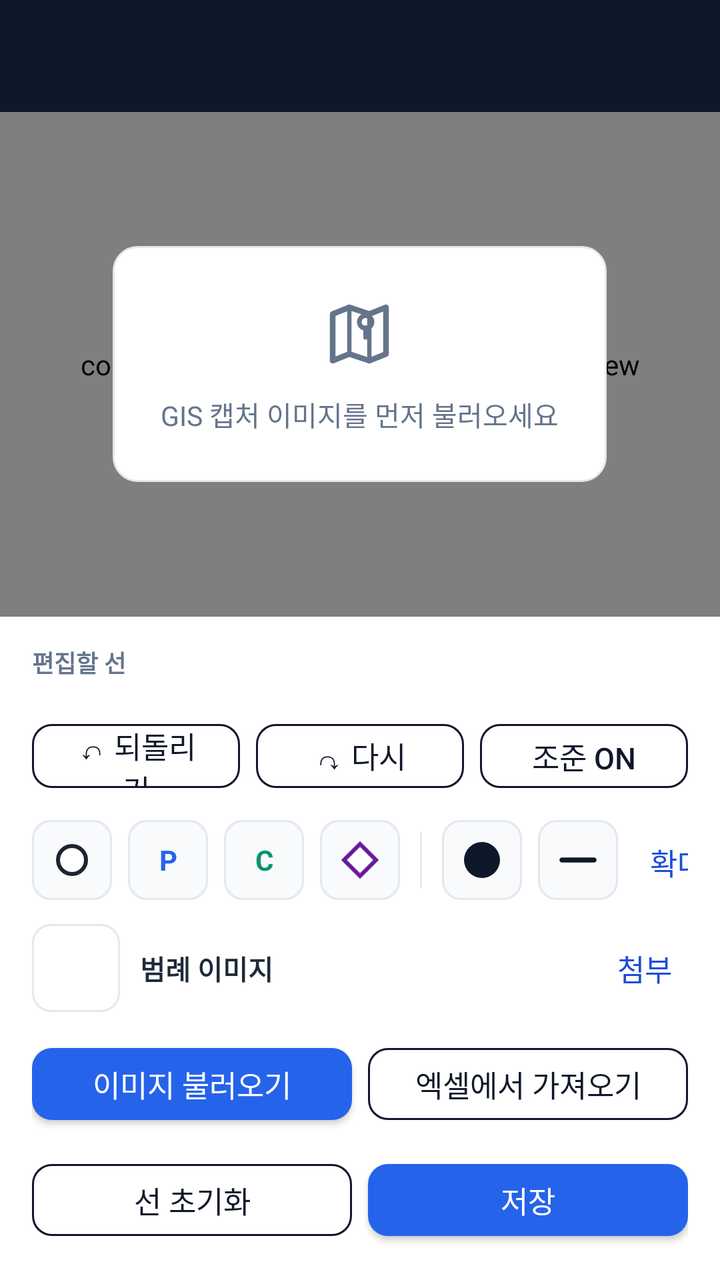
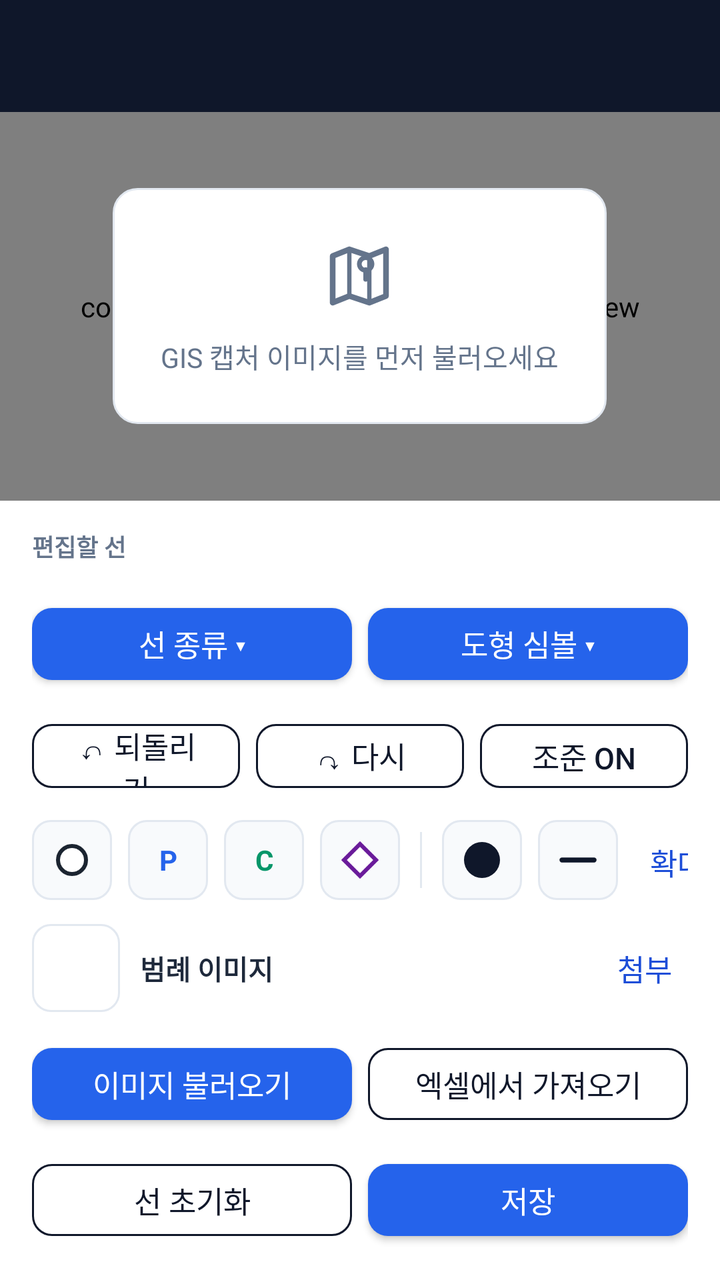

Compare the two renders of this Android layout. The source of the first and the diff that turns it into the second are given below.
<!-- AndroidManifest.xml: activity theme Theme.Jijang -->
<!-- res/layout/activity_diagram_edit.xml -->
<?xml version="1.0" encoding="utf-8"?>
<LinearLayout xmlns:android="http://schemas.android.com/apk/res/android"
    xmlns:app="http://schemas.android.com/apk/res-auto"
    android:layout_width="match_parent"
    android:layout_height="match_parent"
    android:orientation="vertical"
    android:background="@color/background">

    <androidx.appcompat.widget.Toolbar
        android:id="@+id/toolbar"
        android:layout_width="match_parent"
        android:layout_height="?attr/actionBarSize"
        android:background="@color/primary"
        app:titleTextColor="@color/on_primary" />

    <FrameLayout
        android:layout_width="match_parent"
        android:layout_height="0dp"
        android:layout_weight="1">

        <com.thkim.jijang.ui.diagram.RouteEditorView
            android:id="@+id/routeEditorView"
            android:layout_width="match_parent"
            android:layout_height="match_parent"
            android:background="@color/surface" />

        <LinearLayout
            android:id="@+id/textNoImage"
            android:layout_width="wrap_content"
            android:layout_height="wrap_content"
            android:layout_gravity="center"
            android:gravity="center"
            android:orientation="vertical"
            android:background="@drawable/bg_card_notice"
            android:padding="24dp">

            <ImageView
                android:layout_width="40dp"
                android:layout_height="40dp"
                android:contentDescription="@null"
                android:src="@drawable/ic_menu_map"
                app:tint="@color/text_secondary" />

            <TextView
                android:layout_width="wrap_content"
                android:layout_height="wrap_content"
                android:layout_marginTop="10dp"
                android:gravity="center"
                android:text="GIS 캡처 이미지를 먼저 불러오세요"
                android:textColor="@color/text_secondary"
                android:textSize="13.5sp" />
        </LinearLayout>
    </FrameLayout>

    <LinearLayout
        android:layout_width="match_parent"
        android:layout_height="wrap_content"
        android:background="@color/surface"
        android:orientation="vertical"
        android:paddingHorizontal="16dp"
        android:paddingTop="14dp"
        android:paddingBottom="16dp">

        <TextView
            android:layout_width="wrap_content"
            android:layout_height="wrap_content"
            android:layout_marginBottom="6dp"
            android:text="편집할 선"
            android:textColor="@color/text_secondary"
            android:textSize="12sp"
            android:textStyle="bold" />

        <HorizontalScrollView
            android:layout_width="match_parent"
            android:layout_height="wrap_content"
            android:scrollbars="none">

            <LinearLayout
                android:id="@+id/containerLineChips"
                android:layout_width="wrap_content"
                android:layout_height="wrap_content"
                android:gravity="center_vertical"
                android:orientation="horizontal" />
        </HorizontalScrollView>

        
        <LinearLayout
            android:layout_width="match_parent"
            android:layout_height="wrap_content"
            android:layout_marginTop="10dp"
            android:gravity="center_vertical"
            android:orientation="horizontal">

            <com.google.android.material.button.MaterialButton
                android:id="@+id/buttonUndo"
                style="@style/Widget.Jijang.Button.Outlined"
                android:layout_width="0dp"
                android:layout_height="44dp"
                android:layout_marginEnd="8dp"
                android:layout_weight="1"
                android:enabled="false"
                android:minHeight="0dp"
                android:paddingVertical="0dp"
                android:text="↶ 되돌리기" />

            <com.google.android.material.button.MaterialButton
                android:id="@+id/buttonRedo"
                style="@style/Widget.Jijang.Button.Outlined"
                android:layout_width="0dp"
                android:layout_height="44dp"
                android:layout_marginEnd="8dp"
                android:layout_weight="1"
                android:enabled="false"
                android:minHeight="0dp"
                android:paddingVertical="0dp"
                android:text="↷ 다시" />

            <com.google.android.material.button.MaterialButton
                android:id="@+id/buttonAim"
                style="@style/Widget.Jijang.Button.Outlined"
                android:layout_width="0dp"
                android:layout_height="44dp"
                android:layout_weight="1"
                android:minHeight="0dp"
                android:paddingVertical="0dp"
                android:text="조준 ON" />
        </LinearLayout>

        <HorizontalScrollView
            android:layout_width="match_parent"
            android:layout_height="wrap_content"
            android:layout_marginTop="10dp"
            android:scrollbars="none">

            <LinearLayout
                android:layout_width="wrap_content"
                android:layout_height="wrap_content"
                android:gravity="center_vertical"
                android:orientation="horizontal">

                <ImageButton
                    android:id="@+id/buttonShapePlain"
                    android:layout_width="40dp"
                    android:layout_height="40dp"
                    android:layout_marginEnd="8dp"
                    android:background="@drawable/bg_toolbar_toggle"
                    android:contentDescription="일반 경로점"
                    android:padding="9dp"
                    android:src="@drawable/ic_shape_plain" />

                <TextView
                    android:id="@+id/buttonShapeEnclosure"
                    android:layout_width="40dp"
                    android:layout_height="40dp"
                    android:layout_marginEnd="8dp"
                    android:background="@drawable/bg_toolbar_toggle"
                    android:contentDescription="함체"
                    android:gravity="center"
                    android:text="P"
                    android:textColor="@color/badge_blue"
                    android:textStyle="bold" />

                <TextView
                    android:id="@+id/buttonShapePole"
                    android:layout_width="40dp"
                    android:layout_height="40dp"
                    android:layout_marginEnd="8dp"
                    android:background="@drawable/bg_toolbar_toggle"
                    android:contentDescription="전주"
                    android:gravity="center"
                    android:text="C"
                    android:textColor="@color/status_ok"
                    android:textStyle="bold" />

                <ImageButton
                    android:id="@+id/buttonShapeConnection"
                    android:layout_width="40dp"
                    android:layout_height="40dp"
                    android:layout_marginEnd="10dp"
                    android:background="@drawable/bg_toolbar_toggle"
                    android:contentDescription="접속점"
                    android:padding="9dp"
                    android:src="@drawable/ic_shape_connection" />

                <View
                    android:layout_width="1dp"
                    android:layout_height="28dp"
                    android:layout_marginEnd="10dp"
                    android:background="@color/line" />

                <ImageButton
                    android:id="@+id/buttonLineColor"
                    android:layout_width="40dp"
                    android:layout_height="40dp"
                    android:layout_marginEnd="8dp"
                    android:background="@drawable/bg_toolbar_toggle"
                    android:contentDescription="선 색상"
                    android:padding="11dp"
                    android:src="@drawable/bg_icon_badge" />

                <ImageButton
                    android:id="@+id/buttonLineDashed"
                    android:layout_width="40dp"
                    android:layout_height="40dp"
                    android:layout_marginEnd="8dp"
                    android:background="@drawable/bg_toolbar_toggle"
                    android:contentDescription="선 종류"
                    android:padding="9dp"
                    android:src="@drawable/ic_line_style_solid" />

                <com.google.android.material.button.MaterialButton
                    android:id="@+id/buttonResetZoom"
                    style="@style/Widget.Jijang.Button.Text"
                    android:layout_width="wrap_content"
                    android:layout_height="40dp"
                    android:minWidth="0dp"
                    android:text="확대 초기화" />

                <com.google.android.material.button.MaterialButton
                    android:id="@+id/buttonHideOtherLines"
                    style="@style/Widget.Jijang.Button.Text"
                    android:layout_width="wrap_content"
                    android:layout_height="40dp"
                    android:minWidth="0dp"
                    android:text="다른 선 숨기기" />
            </LinearLayout>
        </HorizontalScrollView>

        <LinearLayout
            android:layout_width="match_parent"
            android:layout_height="wrap_content"
            android:layout_marginTop="10dp"
            android:gravity="center_vertical"
            android:orientation="horizontal">

            <ImageView
                android:id="@+id/imageLegendThumb"
                android:layout_width="44dp"
                android:layout_height="44dp"
                android:background="@drawable/bg_input_field"
                android:contentDescription="@null"
                android:scaleType="centerCrop"
                android:src="@drawable/ic_menu_map" />

            <TextView
                android:layout_width="0dp"
                android:layout_height="wrap_content"
                android:layout_marginStart="10dp"
                android:layout_weight="1"
                android:text="범례 이미지"
                android:textColor="@color/text_primary"
                android:textSize="13.5sp"
                android:textStyle="bold" />

            <com.google.android.material.button.MaterialButton
                android:id="@+id/buttonPickLegend"
                style="@style/Widget.Jijang.Button.Text"
                android:layout_width="wrap_content"
                android:layout_height="wrap_content"
                android:minWidth="0dp"
                android:text="첨부" />

            <com.google.android.material.button.MaterialButton
                android:id="@+id/buttonRemoveLegend"
                style="@style/Widget.Jijang.Button.Text"
                android:layout_width="wrap_content"
                android:layout_height="wrap_content"
                android:minWidth="0dp"
                android:text="제거"
                android:textColor="@color/status_warn"
                android:visibility="gone" />
        </LinearLayout>

        <LinearLayout
            android:layout_width="match_parent"
            android:layout_height="wrap_content"
            android:layout_marginTop="10dp"
            android:orientation="horizontal">

            <com.google.android.material.button.MaterialButton
                android:id="@+id/buttonPickImage"
                android:layout_width="0dp"
                android:layout_height="wrap_content"
                android:layout_weight="1"
                android:layout_marginEnd="8dp"
                android:text="이미지 불러오기" />

            <com.google.android.material.button.MaterialButton
                android:id="@+id/buttonPickFromExcel"
                style="@style/Widget.Jijang.Button.Outlined"
                android:layout_width="0dp"
                android:layout_height="wrap_content"
                android:layout_weight="1"
                android:text="엑셀에서 가져오기" />
        </LinearLayout>

        <LinearLayout
            android:layout_width="match_parent"
            android:layout_height="wrap_content"
            android:layout_marginTop="10dp"
            android:orientation="horizontal">

            <com.google.android.material.button.MaterialButton
                android:id="@+id/buttonClear"
                style="@style/Widget.Jijang.Button.Outlined"
                android:layout_width="0dp"
                android:layout_height="wrap_content"
                android:layout_weight="1"
                android:layout_marginEnd="8dp"
                android:text="선 초기화" />

            <com.google.android.material.button.MaterialButton
                android:id="@+id/buttonSave"
                android:layout_width="0dp"
                android:layout_height="wrap_content"
                android:layout_weight="1"
                android:text="저장" />
        </LinearLayout>
    </LinearLayout>
</LinearLayout>
<!-- resources referenced by this layout -->
<resources>
  <color name="background">#F1F5F9</color>
  <color name="badge_blue">#2563EB</color>
  <color name="line">#E2E8F0</color>
  <color name="on_primary">#FFFFFF</color>
  <color name="primary">#0F172A</color>
  <color name="status_ok">#059669</color>
  <color name="status_warn">#DC2626</color>
  <color name="surface">#FFFFFF</color>
  <color name="text_primary">#1E293B</color>
  <color name="text_secondary">#64748B</color>
  <!-- drawable bg_card_notice (drawable) -->
  <?xml version="1.0" encoding="utf-8"?>
  <shape xmlns:android="http://schemas.android.com/apk/res/android">
      <solid android:color="@color/surface" />
      <corners android:radius="@dimen/card_radius" />
      <stroke android:width="1dp" android:color="@color/line" />
  </shape>
  <!-- drawable bg_icon_badge (drawable) -->
  <?xml version="1.0" encoding="utf-8"?>
  <shape xmlns:android="http://schemas.android.com/apk/res/android"
      android:shape="oval">
      <solid android:color="@color/primary" />
  </shape>
  <!-- drawable bg_input_field (drawable) -->
  <?xml version="1.0" encoding="utf-8"?>
  <shape xmlns:android="http://schemas.android.com/apk/res/android">
      <solid android:color="@color/surface" />
      <corners android:radius="@dimen/field_radius" />
      <stroke android:width="1dp" android:color="@color/line" />
      <padding android:left="10dp" android:top="10dp" android:right="10dp" android:bottom="10dp" />
  </shape>
  <!-- drawable ic_line_style_solid (drawable) -->
  <?xml version="1.0" encoding="utf-8"?>
  <vector xmlns:android="http://schemas.android.com/apk/res/android"
      android:width="24dp"
      android:height="24dp"
      android:viewportWidth="24"
      android:viewportHeight="24">
      <path
          android:strokeColor="@color/primary"
          android:strokeWidth="2.5"
          android:strokeLineCap="round"
          android:pathData="M4,12 L20,12" />
  </vector>
  <!-- drawable ic_shape_connection (drawable) -->
  <?xml version="1.0" encoding="utf-8"?>
  <vector xmlns:android="http://schemas.android.com/apk/res/android"
      android:width="24dp"
      android:height="24dp"
      android:viewportWidth="24"
      android:viewportHeight="24">
      <path
          android:fillColor="#FFFFFF"
          android:strokeColor="#6A1B9A"
          android:strokeWidth="2"
          android:pathData="M12,4 L20,12 L12,20 L4,12 Z" />
  </vector>
  <!-- drawable ic_shape_plain (drawable) -->
  <?xml version="1.0" encoding="utf-8"?>
  <vector xmlns:android="http://schemas.android.com/apk/res/android"
      android:width="24dp"
      android:height="24dp"
      android:viewportWidth="24"
      android:viewportHeight="24">
      <path
          android:fillColor="#FFFFFF"
          android:strokeColor="#1B2430"
          android:strokeWidth="2"
          android:pathData="M12,12m-7,0a7,7 0,1 1,14 0a7,7 0,1 1,-14 0" />
  </vector>
  <style name="Widget.Jijang.Button.Text" parent="Widget.MaterialComponents.Button.TextButton">
          <item name="android:textColor">@color/accent_dark</item>
          <item name="android:textAllCaps">false</item>
          <item name="android:letterSpacing">0</item>
      </style>
  <dimen name="card_radius">12dp</dimen>
  <dimen name="field_radius">9dp</dimen>
  <color name="accent_soft">#EFF6FF</color>
  <color name="accent">#2563EB</color>
  <color name="surface_muted">#F8FAFC</color>
  <dimen name="button_height">48dp</dimen>
  <dimen name="button_radius">10dp</dimen>
  <color name="accent_dark">#1D4ED8</color>
  <color name="primary_dark">#020617</color>
  <color name="on_accent">#FFFFFF</color>
  <style name="ShapeAppearance.Jijang.SmallComponent" parent="ShapeAppearance.MaterialComponents.SmallComponent">
          <item name="cornerSize">@dimen/button_radius</item>
      </style>
  <!-- unchanged entries left out for length: 5 -->
</resources>

<!-- the commit's change to res/layout/activity_diagram_edit.xml (unified diff, before → after) -->
@@ -92,6 +92,40 @@
             android:orientation="horizontal">
 
             <com.google.android.material.button.MaterialButton
+                android:id="@+id/buttonLegendLine"
+                style="@style/Widget.Jijang.Button"
+                android:layout_width="0dp"
+                android:layout_height="48dp"
+                android:layout_marginEnd="8dp"
+                android:layout_weight="1"
+                android:ellipsize="end"
+                android:maxLines="1"
+                android:minHeight="0dp"
+                android:paddingVertical="0dp"
+                android:text="선 종류 ▾" />
+
+            <com.google.android.material.button.MaterialButton
+                android:id="@+id/buttonLegendSymbol"
+                style="@style/Widget.Jijang.Button"
+                android:layout_width="0dp"
+                android:layout_height="48dp"
+                android:layout_weight="1"
+                android:ellipsize="end"
+                android:maxLines="1"
+                android:minHeight="0dp"
+                android:paddingVertical="0dp"
+                android:text="도형 심볼 ▾" />
+        </LinearLayout>
+
+        
+        <LinearLayout
+            android:layout_width="match_parent"
+            android:layout_height="wrap_content"
+            android:layout_marginTop="10dp"
+            android:gravity="center_vertical"
+            android:orientation="horizontal">
+
+            <com.google.android.material.button.MaterialButton
                 android:id="@+id/buttonUndo"
                 style="@style/Widget.Jijang.Button.Outlined"
                 android:layout_width="0dp"
